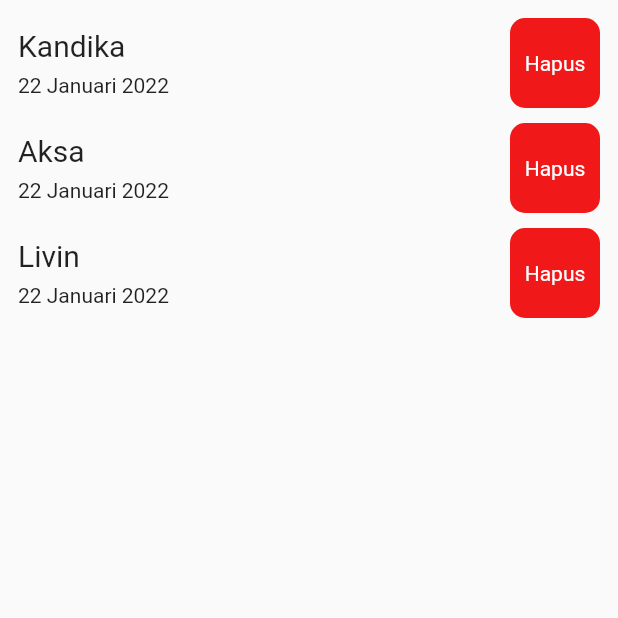
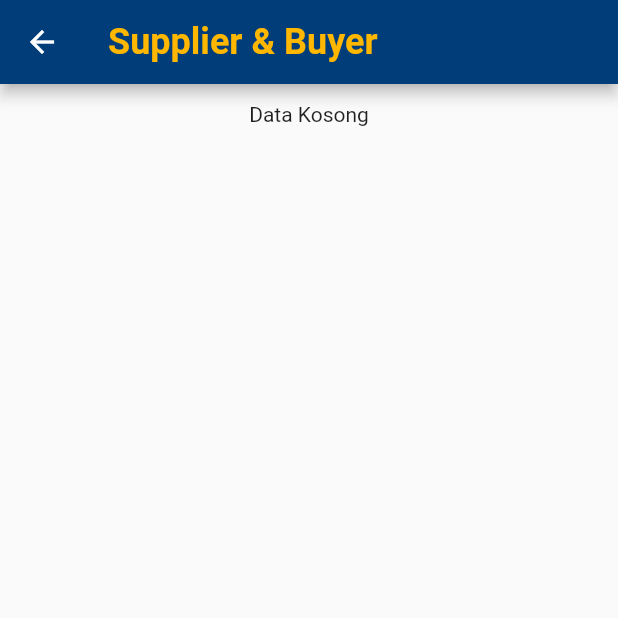
Before and after one commit to 2001arman/flutter_mandiriapp, a Flutter app: the SupplierPage screen opened directly, on a phone screen of 412 x 824 dp, the top half of it. Run offline on Flutter 3.47's test engine with Material 2 defaults, Android fonts, the phone set to English and light mode, and no system bars; our stand-ins replace bloc, flutter_bloc, flutter_datetime_picker.

Commit message:
supplier page with data

```diff
--- a/lib/pages/supplier_page.dart
+++ b/lib/pages/supplier_page.dart
@@ -1,39 +1,56 @@
 import 'package:flutter/material.dart';
-import 'package:flutter_mandiriapp/widgets/custom_no_image_card.dart';
+import 'package:flutter_bloc/flutter_bloc.dart';
+import 'package:flutter_mandiriapp/constans.dart';
+import 'package:flutter_mandiriapp/cubit/kelapa_cubit.dart';
+import 'package:flutter_mandiriapp/models/supplier_model.dart';
+import 'package:flutter_mandiriapp/widgets/column_builder.dart';
+import 'package:flutter_mandiriapp/widgets/custom_text_detail.dart';
 
 class SupplierPage extends StatelessWidget {
   const SupplierPage({Key? key}) : super(key: key);
 
   @override
   Widget build(BuildContext context) {
-    return Padding(
+    return Scaffold(
+      appBar: AppBar(
+        backgroundColor: blueMain,
+        title: Text(
+          "Supplier & Buyer",
+          style: TextStyle(
+            fontSize: 24,
+            fontWeight: FontWeight.w700,
+            color: yellowMain,
+          ),
+        ),
+      ),
+      body: Padding(
         padding: const EdgeInsets.all(12),
         child: ListView(
           children: [
             Column(
               children: [
-              CustomNoImageCard(
-                title: "Kandika",
-                detail: "22 Januari 2022",
-                onTap: () {},
-                canDelete: true,
-              ),
-              CustomNoImageCard(
-                title: "Aksa",
-                detail: "22 Januari 2022",
-                onTap: () {},
-                canDelete: true,
-              ),
-              CustomNoImageCard(
-                title: "Livin",
-                detail: "22 Januari 2022",
-                onTap: () {},
-                canDelete: true,
+                BlocBuilder<KelapaCubit, KelapaState>(
+                  builder: (context, state) {
+                    if (state is SupplierSuccess) {
+                      Text("halo");
+                      //   ColumnBuilder(itemBuilder: ((context, index) => CustomTextDetail(
+                      //   title: state.supplier.contentSupplier[index].namaSupplierBuyer!,
+                      //   content:
+                      //       "${state.supplier.contentSupplier[index].tanggal}",
+                      // )), itemCount: 2);
+                    } else if (state is KelapaLoading) {
+                      return const CircularProgressIndicator();
+                    } else if (state is KelapaFailed) {
+                      return Text(state.error);
+                    }
+                    return const Text("Data Kosong");
+                  },
                 ),
               ],
             ),
           ],
         ),
+      ),
     );
   }
 }
```
Lines whose indentation alone changed are shown as unchanged.
